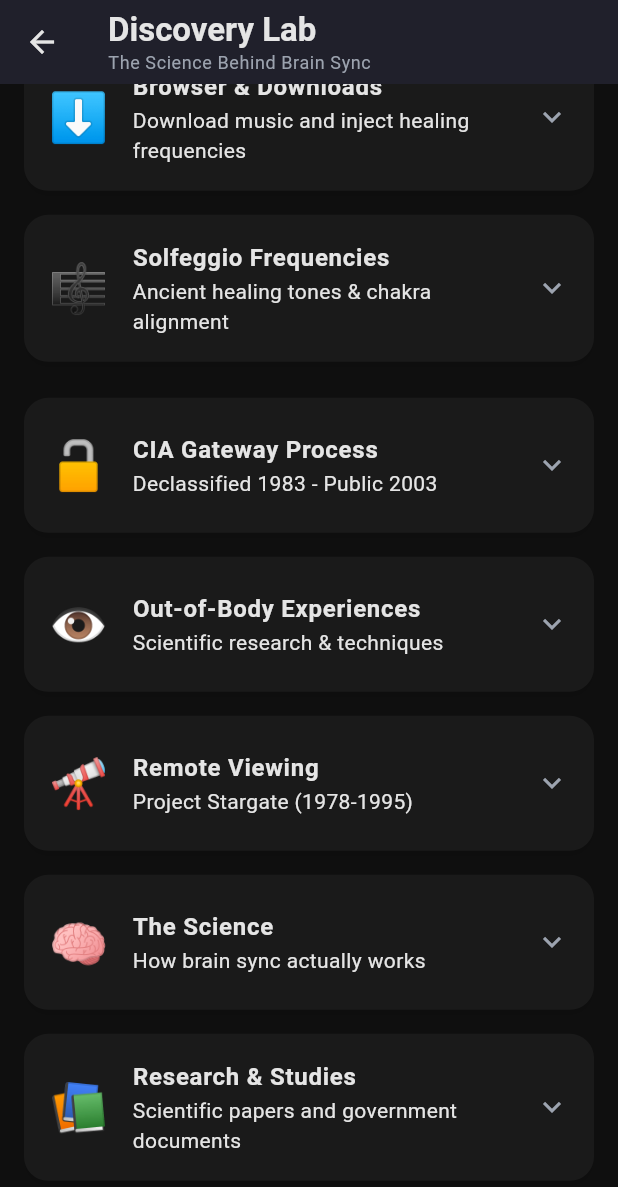
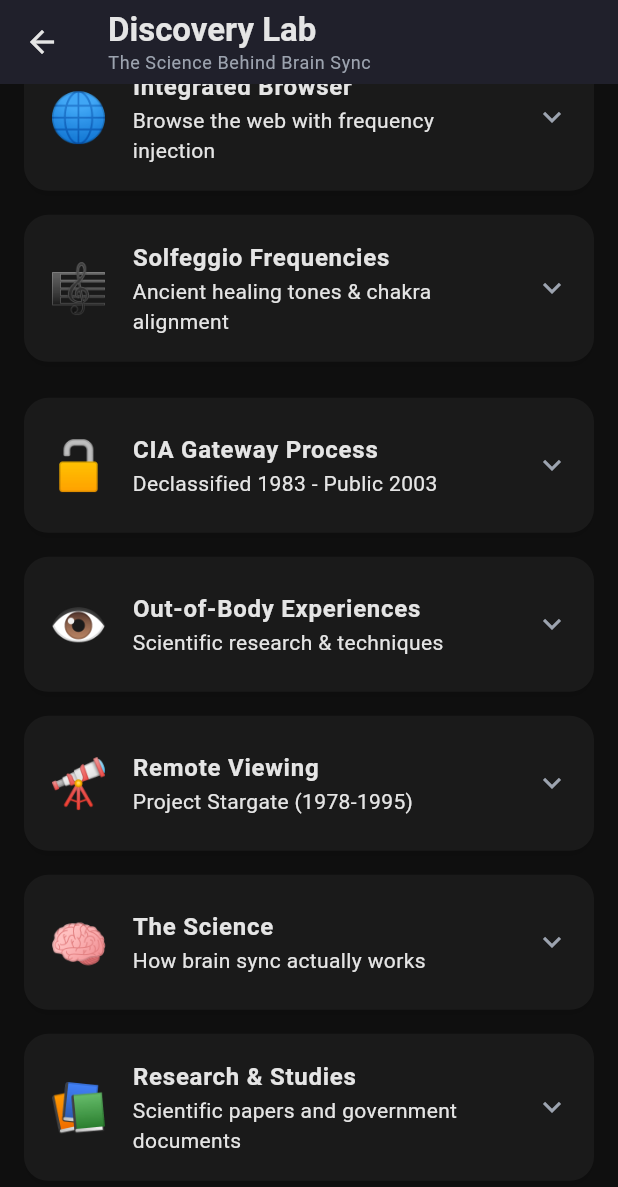
Before and after one commit to Nicosa99/soultune-clean, a Flutter app: the DiscoveryScreen screen opened directly, scrolled down 515 dp, on a phone screen of 412 x 824 dp. Shown: the top 1187 px of the screen. Run offline on Flutter 3.47's test engine with Material 3 defaults, Android fonts, the phone set to English and light mode, and no system bars; our stand-ins replace audio_service, file_picker, flutter_riverpod, freezed_annotation, hive, hive_flutter and 5 more; missing offline and left inert: audio_session, audiotags, flutter_soloud, webview_flutter_android; accounts and stored records are empty; generated files the repository leaves out were written again; statements that could not run were skipped; project files that could hold a hidden picture were left out.

Commit message:
refactor: reframe browser section to focus on frequency injection
Changed Browser & Downloads section to be more compliant with
platform guidelines by focusing on the 432 Hz injection feature
rather than download functionality.

CHANGES:
- Title: "Browser & Downloads" → "Integrated Browser"
- Subtitle: Emphasizes frequency injection over downloads
- Emoji: ⬇️ → 🌐 (more neutral)
- Content restructured:
  - Leads with "432 Hz WEB INJECTION" as main feature
  - Platforms listed as "Supported Platforms"
  - Downloads mentioned passively as a feature
  - No step-by-step download instructions
  - General statement: "When you download music files through
    the browser, use Scan Downloads to import"

This keeps the functionality intact while presenting it in a way
that emphasizes the healing frequency enhancement as the primary
purpose, with downloading as an incidental capability.

```diff
--- a/lib/features/discovery/presentation/screens/discovery_screen.dart
+++ b/lib/features/discovery/presentation/screens/discovery_screen.dart
@@ -158,12 +158,12 @@ class DiscoveryScreen extends ConsumerWidget {
     return Card(
       margin: const EdgeInsets.symmetric(horizontal: 16, vertical: 8),
       child: ExpansionTile(
-        leading: const Text('⬇️', style: TextStyle(fontSize: 32)),
+        leading: const Text('🌐', style: TextStyle(fontSize: 32)),
         title: const Text(
-          'Browser & Downloads',
+          'Integrated Browser',
           style: TextStyle(fontWeight: FontWeight.bold),
         ),
-        subtitle: const Text('Download music and inject healing frequencies'),
+        subtitle: const Text('Browse the web with frequency injection'),
         children: [
           Padding(
             padding: const EdgeInsets.all(20),
@@ -171,7 +171,7 @@ class DiscoveryScreen extends ConsumerWidget {
               crossAxisAlignment: CrossAxisAlignment.start,
               children: [
                 Text(
-                  'HOW TO DOWNLOAD MUSIC',
+                  'INTEGRATED WEB BROWSER',
                   style: theme.textTheme.titleMedium?.copyWith(
                     fontWeight: FontWeight.bold,
                     color: colorScheme.primary,
@@ -179,20 +179,22 @@ class DiscoveryScreen extends ConsumerWidget {
                 ),
                 const SizedBox(height: 12),
                 Text(
-                  '1. Open Browser tab\n'
-                  '2. Go to YouTube or tap "Loader.to" quick link\n'
-                  '3. Find the music you want\n'
-                  '4. On Loader.to: paste YouTube URL and download\n'
-                  '5. Downloads save automatically to your device\n'
-                  '6. Use "Scan Downloads" to import to Library\n\n'
+                  'Browse your favorite music platforms with built-in '
+                  'frequency enhancement.\n\n'
                   '432 Hz WEB INJECTION:\n'
-                  'Toggle "432 Hz" switch while browsing to inject healing '
+                  'Toggle the "432 Hz" switch while browsing to inject healing '
                   'frequencies into any website\'s audio in real-time.\n\n'
-                  'Works on:\n'
+                  'Supported Platforms:\n'
                   '• YouTube, Spotify, SoundCloud, Apple Music\n'
-                  '• Any website with audio/video\n'
+                  '• Any website with audio/video content\n'
                   '• Choose from 174-963 Hz Solfeggio frequencies\n\n'
-                  'Ad Blocker & Popup Blocker included!',
+                  'Features:\n'
+                  '• Ad Blocker & Popup Blocker included\n'
+                  '• Automatic detection of audio files\n'
+                  '• Downloads folder scanner for easy import\n'
+                  '• Session persistence (stay logged in)\n\n'
+                  'When you download music files through the browser, '
+                  'use "Scan Downloads" to import them directly to your Library.',
                   style: theme.textTheme.bodyMedium?.copyWith(height: 1.6),
                 ),
               ],
```
